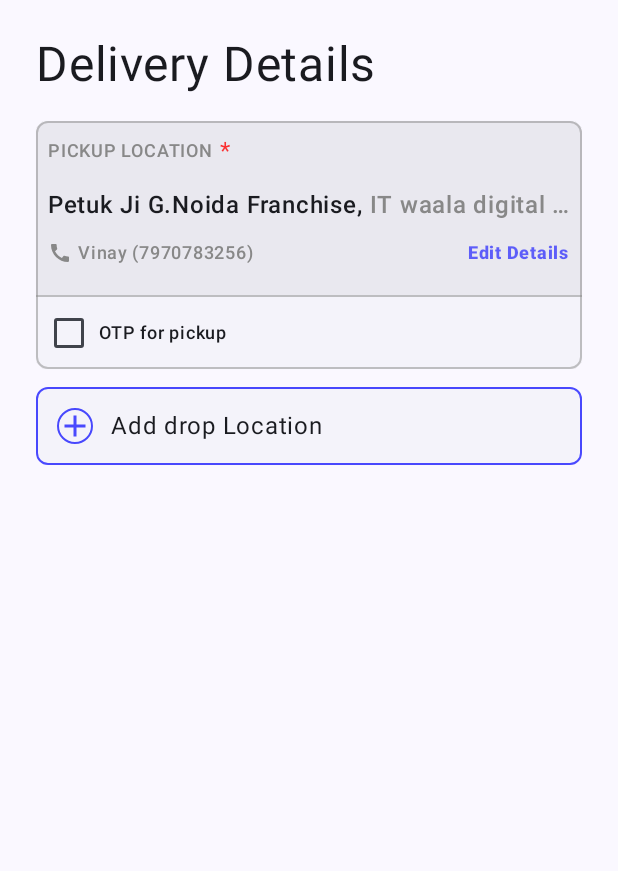
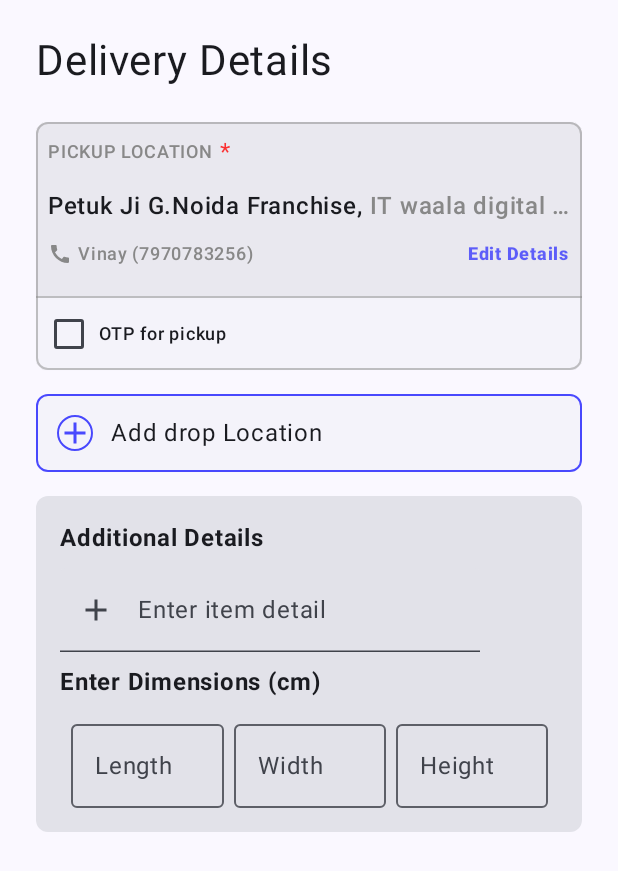
Before and after one commit to sourabhkumar47/PickUpandDrop, an Android app built with Jetpack Compose: the screen it shows after launch (DeliveryDetails), after a tap on "Create Order", on a phone screen of 412 x 824 dp. Shown: the top 871 px of the screen. Run offline under Robolectric (Android 15) with nearby library versions, the phone set to English and light mode, and no system bars.

Commit message:
added addition detail card

```diff
--- a/app/src/main/java/com/example/pickupanddrop/DeliveryDetails.kt
+++ b/app/src/main/java/com/example/pickupanddrop/DeliveryDetails.kt
@@ -24,19 +24,3 @@ class DeliveryDetails : ComponentActivity() {
         }
     }
 }
-
-@Composable
-fun Greeting(name: String, modifier: Modifier = Modifier) {
-    Text(
-        text = "Hello $name!",
-        modifier = modifier
-    )
-}
-
-@Preview(showBackground = true)
-@Composable
-fun GreetingPreview() {
-    PickUpandDropTheme {
-        Greeting("Android")
-    }
-}
--- a/app/src/main/java/com/example/pickupanddrop/app_navigator/Navigator.kt
+++ b/app/src/main/java/com/example/pickupanddrop/app_navigator/Navigator.kt
@@ -47,7 +47,7 @@ fun AppNavigator() {
 
     val bottomNavigationItems = remember {
         listOf(
-            BottomNavigationItem(icon = R.drawable.baseline_home_filled_24, text = "Home"),
+            BottomNavigationItem(icon = R.drawable.baseline_home_filled_24, text = "Active"),
             BottomNavigationItem(icon = R.drawable.baseline_auto_mode_24, text = "Upcoming"),
             BottomNavigationItem(icon = R.drawable.baseline_history_24, text = "History"),
         )
--- a/app/src/main/java/com/example/pickupanddrop/common/Card.kt
+++ b/app/src/main/java/com/example/pickupanddrop/common/Card.kt
@@ -19,29 +19,33 @@ import androidx.compose.foundation.layout.width
 import androidx.compose.foundation.layout.wrapContentHeight
 import androidx.compose.foundation.shape.CircleShape
 import androidx.compose.foundation.shape.RoundedCornerShape
+import androidx.compose.foundation.text.KeyboardOptions
 import androidx.compose.material.icons.Icons
 import androidx.compose.material.icons.filled.Add
 import androidx.compose.material.icons.filled.Call
 import androidx.compose.material3.Card
-import androidx.compose.material3.CardElevation
 import androidx.compose.material3.Checkbox
 import androidx.compose.material3.ElevatedCard
 import androidx.compose.material3.Icon
 import androidx.compose.material3.MaterialTheme
+import androidx.compose.material3.OutlinedTextField
 import androidx.compose.material3.Text
-import androidx.compose.material3.TextButton
+import androidx.compose.material3.TextField
 import androidx.compose.runtime.Composable
+import androidx.compose.runtime.MutableState
+import androidx.compose.runtime.getValue
 import androidx.compose.runtime.mutableStateOf
+import androidx.compose.runtime.remember
 import androidx.compose.runtime.saveable.rememberSaveable
+import androidx.compose.runtime.setValue
 import androidx.compose.ui.Alignment
 import androidx.compose.ui.Modifier
 import androidx.compose.ui.graphics.Color
 import androidx.compose.ui.graphics.painter.Painter
-import androidx.compose.ui.layout.ContentScale
 import androidx.compose.ui.res.colorResource
 import androidx.compose.ui.res.painterResource
-import androidx.compose.ui.text.font.FontStyle
 import androidx.compose.ui.text.font.FontWeight
+import androidx.compose.ui.text.input.KeyboardType
 import androidx.compose.ui.text.style.TextOverflow
 import androidx.compose.ui.tooling.preview.Preview
 import androidx.compose.ui.unit.dp
@@ -258,6 +262,133 @@ fun DropLocationCard(modifier: Modifier = Modifier) {
     }
 }
 
+
+@Composable
+fun AdditionalDetails(
+    modifier: Modifier = Modifier,
+    lengthState: MutableState<String>,
+    widthState: MutableState<String>,
+    heightState: MutableState<String>
+) {
+    Card(
+        modifier = modifier,
+        shape = RoundedCornerShape(8.dp)
+    ) {
+        Column(
+            modifier = Modifier
+                .fillMaxWidth()
+                .padding(16.dp)
+        ) {
+
+            var item by remember { mutableStateOf("") }
+            var dimen by remember { mutableStateOf("") }
+
+            Text(
+                text = "Additional Details",
+                fontWeight = FontWeight.Bold,
+                fontSize = MaterialTheme.typography.bodyLarge.fontSize
+            )
+
+            Spacer(modifier = Modifier.height(8.dp))
+
+            TextField(
+                value = item,
+                onValueChange = { item = it },
+                label = { Text("Enter item detail") },
+                leadingIcon = {
+                    Icon(
+                        imageVector = Icons.Filled.Add,
+                        contentDescription = "add item detail"
+                    )
+                }
+            )
+
+            Spacer(modifier = Modifier.height(8.dp))
+
+//            TextField(
+//                value = dimen,
+//                onValueChange = { dimen = it },
+//                label = { Text("Enter dimensions") },
+//                leadingIcon = {
+//                    Icon(
+//                        imageVector = Icons.Filled.Menu,
+//                        contentDescription = "add item detail"
+//                    )
+//                }
+//            )
+
+            Text(
+                text = "Enter Dimensions (cm)",
+                fontWeight = FontWeight.Bold,
+                fontSize = MaterialTheme.typography.bodyLarge.fontSize
+            )
+
+            Spacer(modifier = Modifier.height(8.dp))
+
+            Row(
+                modifier = Modifier.fillMaxWidth(),
+                horizontalArrangement = Arrangement.SpaceBetween
+            ) {
+                Spacer(modifier = Modifier.weight(0.1f))
+                OutlinedTextField(
+                    value = lengthState.value,
+                    onValueChange = { newValue ->
+                        if (newValue.length <= 4) {
+                            lengthState.value = newValue
+                        }
+                    },
+                    label = { Text("Length") },
+                    modifier = Modifier
+                        .weight(1.5f),
+                    maxLines = 1,
+                    keyboardOptions = KeyboardOptions(keyboardType = KeyboardType.Number)
+                )
+                Spacer(modifier = Modifier.weight(0.1f))
+                OutlinedTextField(
+                    value = widthState.value,
+                    onValueChange = { newValue ->
+                        if (newValue.length <= 4) {
+                            widthState.value = newValue
+                        }
+                    },
+                    label = { Text("Width") },
+                    modifier = Modifier
+                        .weight(1.5f),
+                    maxLines = 1,
+                    keyboardOptions = KeyboardOptions(keyboardType = KeyboardType.Number)
+                )
+                Spacer(modifier = Modifier.weight(0.1f))
+                OutlinedTextField(
+                    value = heightState.value,
+                    onValueChange = { newValue ->
+                        if (newValue.length <= 4) {
+                            heightState.value = newValue
+                        }
+                    },
+                    label = { Text("Height") },
+                    modifier = Modifier
+                        .weight(1.5f),
+                    maxLines = 1,
+                    keyboardOptions = KeyboardOptions(keyboardType = KeyboardType.Number)
+                )
+                Spacer(modifier = Modifier.weight(0.1f))
+            }
+
+
+        }
+    }
+}
+
+@Preview
+@Composable
+fun AdditionalDetailsPreview() {
+    AdditionalDetails(
+        lengthState = remember { mutableStateOf("10") },
+        widthState = remember { mutableStateOf("10") },
+        heightState = remember { mutableStateOf("10") }
+    )
+}
+
 @Preview
 @Composable
 fun DropLocationCardPreview() {
--- a/app/src/main/java/com/example/pickupanddrop/presentation/DeliveryDetailsScreen.kt
+++ b/app/src/main/java/com/example/pickupanddrop/presentation/DeliveryDetailsScreen.kt
@@ -11,8 +11,12 @@ import androidx.compose.material3.MaterialTheme
 import androidx.compose.material3.Surface
 import androidx.compose.material3.Text
 import androidx.compose.runtime.Composable
+import androidx.compose.runtime.mutableStateOf
+import androidx.compose.runtime.remember
 import androidx.compose.ui.Modifier
+import androidx.compose.ui.tooling.preview.Preview
 import androidx.compose.ui.unit.dp
+import com.example.pickupanddrop.common.AdditionalDetails
 import com.example.pickupanddrop.common.DropLocationCard
 import com.example.pickupanddrop.common.PickUpLocationCard
 
@@ -25,10 +29,10 @@ fun DeliveryDetailsScreen() {
         Column(modifier = Modifier.padding(24.dp)) {
             Text(
                 text = "Delivery Details",
-                fontSize = MaterialTheme.typography.headlineLarge.fontSize,
+                fontSize = MaterialTheme.typography.headlineMedium.fontSize,
                 fontWeight = MaterialTheme.typography.headlineLarge.fontWeight
             )
-            Spacer(modifier = Modifier.height(18.dp))
+            Spacer(modifier = Modifier.height(24.dp))
 
             PickUpLocationCard(
                 franchiseName = "Petuk Ji G.Noida Franchise",
@@ -37,11 +41,27 @@ fun DeliveryDetailsScreen() {
                 ownerPhoneNo = "7970783256"
             )
 
-            Spacer(modifier = Modifier.height(12.dp))
+            Spacer(modifier = Modifier.height(16.dp))
 
-            DropLocationCard(modifier = Modifier.fillMaxWidth().clickable {
+            DropLocationCard(
+                modifier = Modifier
+                    .fillMaxWidth()
+                    .clickable {}
+            )
 
-            })
+            Spacer(modifier = Modifier.height(16.dp))
+
+            AdditionalDetails(
+                lengthState = remember { mutableStateOf("") },
+                widthState = remember { mutableStateOf("") },
+                heightState = remember { mutableStateOf("") }
+            )
         }
     }
 }
+
+@Preview
+@Composable
+fun DeliveryDetailsScreenPreview() {
+    DeliveryDetailsScreen()
+}
```
